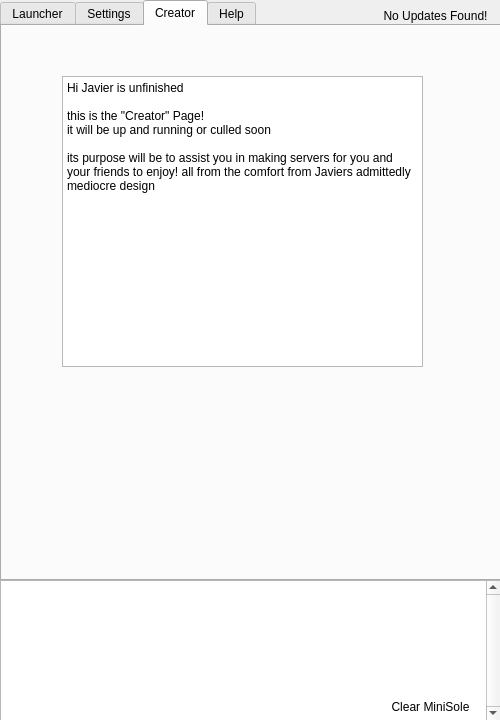
Neeko-iko/JavierLauncher, file Internals/Super Internals/JavierUI.ui: the form before one commit.
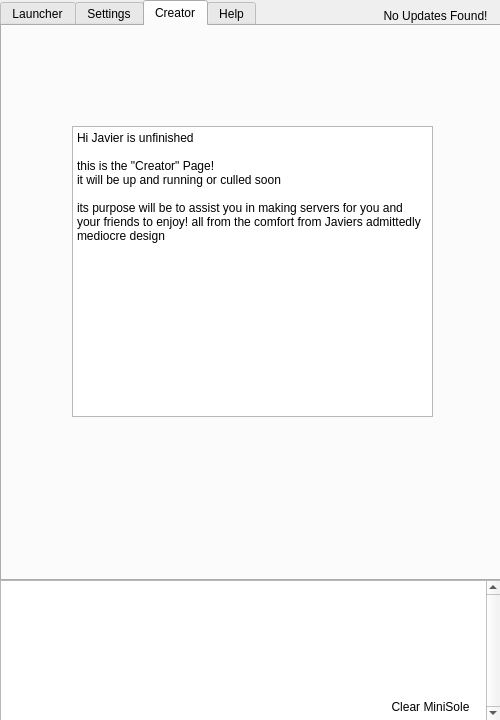
The form after the commit. The open tabs and pages were chosen to show the change.

Commit message: make themes properly work instead of just the dark theme lol

The edit to the form file:
```diff
--- a/Internals/Super Internals/JavierUI.ui
+++ b/Internals/Super Internals/JavierUI.ui
@@ -635,8 +635,8 @@
      <widget class="QPlainTextEdit" name="plainTextEdit">
       <property name="geometry">
        <rect>
-        <x>60</x>
-        <y>50</y>
+        <x>70</x>
+        <y>100</y>
         <width>361</width>
         <height>291</height>
        </rect>
```
Left out of the diff: 10 changed lines with no effect on the pictures. The commit also changes 1 other file.
